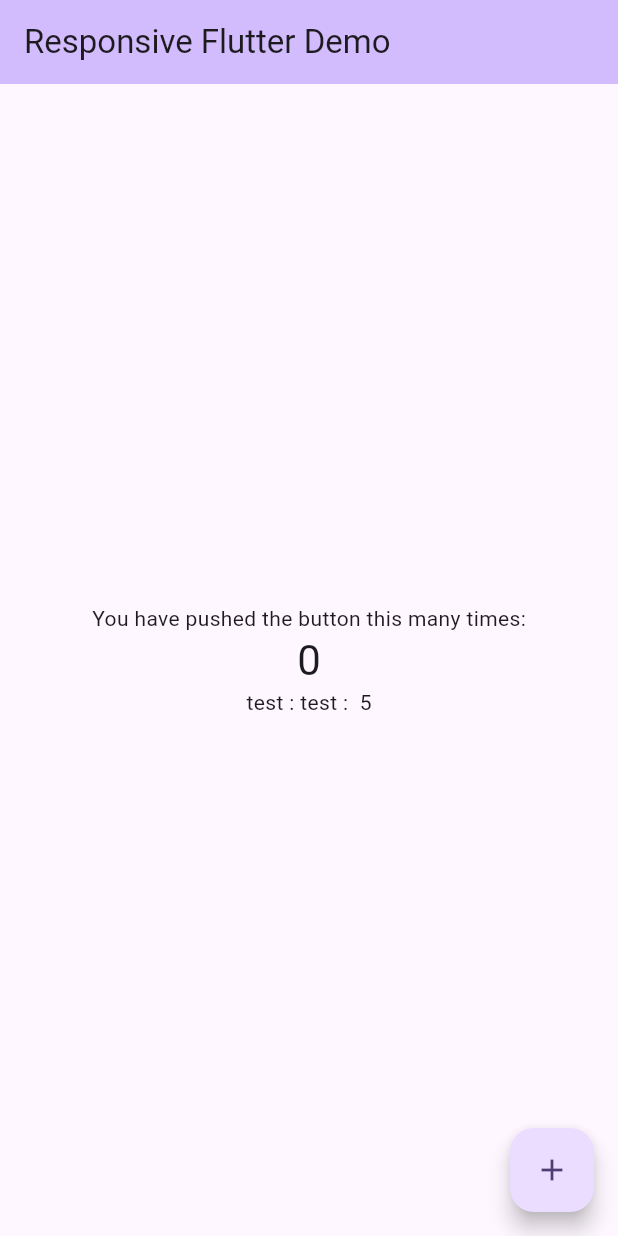
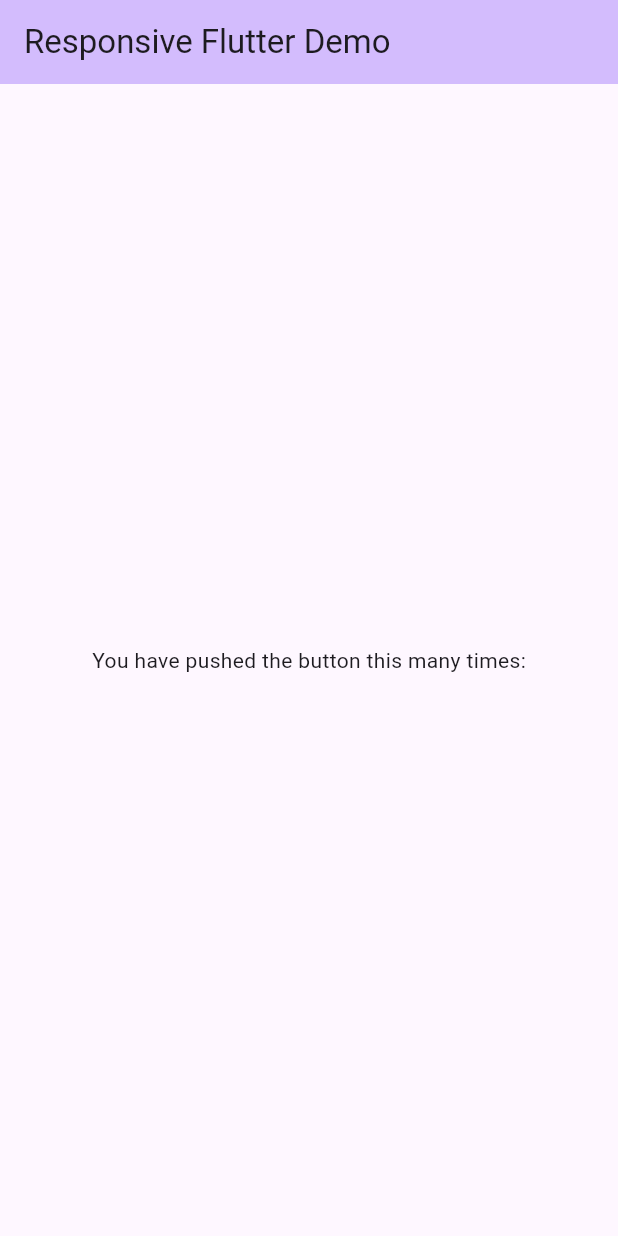
Before and after one commit to phanuphong100stars/flutter--responsive-app, a Flutter app: the screen it shows after launch, on a phone screen of 412 x 824 dp. Run offline on Flutter 3.47's test engine with Material 3 defaults, Android fonts, the phone set to English and light mode, and no system bars.

Commit message:
refactor: remove unnecessary code, including a counter and test service

```diff
--- a/lib/main.dart
+++ b/lib/main.dart
@@ -1,5 +1,4 @@
 import 'package:flutter/material.dart';
-import 'package:responsive_app/services/test_service.dart';
 
 void main() {
   runApp(const MyApp());
@@ -31,18 +30,6 @@ class MyHomePage extends StatefulWidget {
 }
 
 class _MyHomePageState extends State<MyHomePage> {
-  int _counter = 0;
-
-  TestService testService = TestService(value: 5, name: 'tesss');
-
-  String testValue = '';
-
-  void _incrementCounter() {
-    setState(() {
-      _counter++;
-    });
-  }
-
   @override
   void initState() {
     super.initState();
@@ -55,37 +42,16 @@ class _MyHomePageState extends State<MyHomePage> {
         backgroundColor: Theme.of(context).colorScheme.inversePrimary,
         title: Text(widget.title),
       ),
-      body: Center(
+      body: const Center(
         child: Column(
           mainAxisAlignment: MainAxisAlignment.center,
           children: <Widget>[
-            const Text(
+            Text(
               'You have pushed the button this many times:',
-            ),
-            Text(
-              '$_counter',
-              style: Theme.of(context).textTheme.headlineMedium,
-            ),
-            FutureBuilder<String>(
-              future: testService.test(),
-              builder: (context, snapshot) {
-                if (snapshot.connectionState == ConnectionState.waiting) {
-                  return const CircularProgressIndicator();
-                } else if (snapshot.hasError) {
-                  return Text('Error: ${snapshot.error}');
-                } else {
-                  return Text('test : ${snapshot.data}');
-                }
-              },
             ),
           ],
         ),
       ),
-      floatingActionButton: FloatingActionButton(
-        onPressed: _incrementCounter,
-        tooltip: 'Increment',
-        child: const Icon(Icons.add),
-      ),
     );
   }
 }
```
